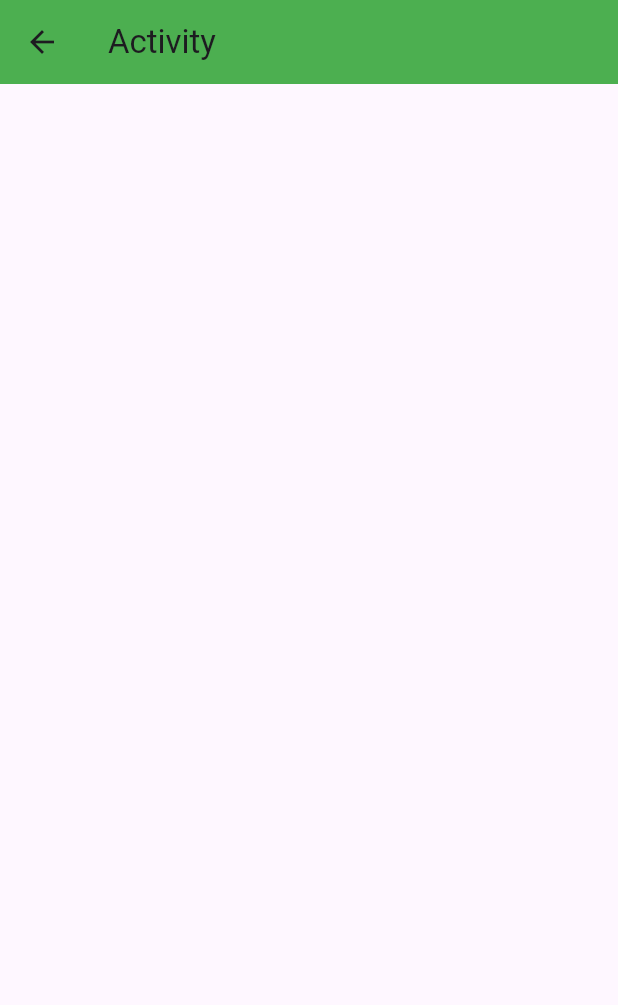
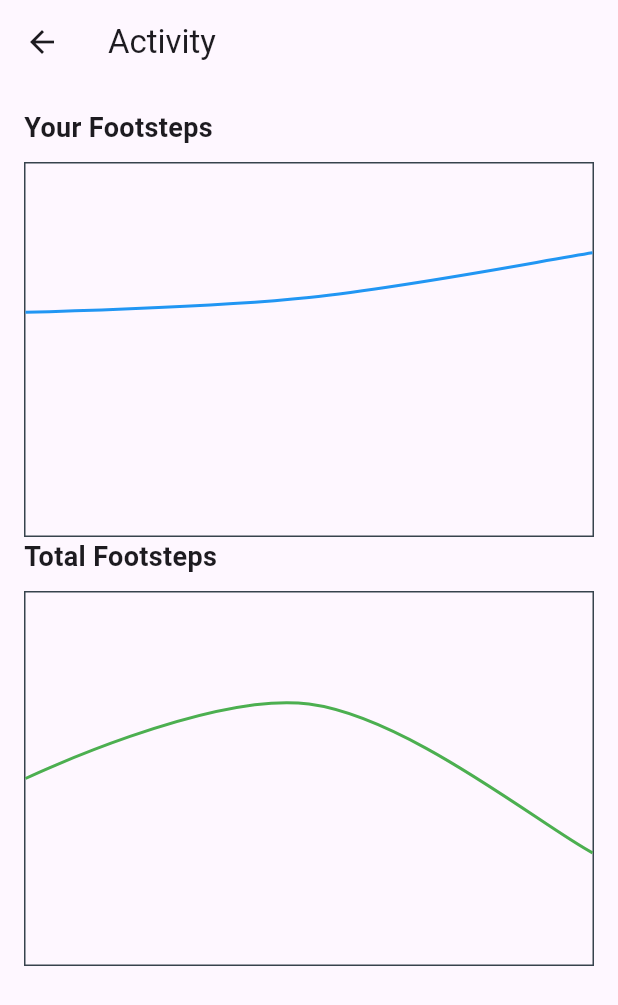
Before and after one commit to kalyan-srinivas-kandagatla-2911/befit, a Flutter app: the screen it shows after launch, after a tap on "Activity", on a phone screen of 412 x 824 dp. Shown: the top 1005 px of the screen. Run offline on Flutter 3.47's test engine with Material 3 defaults, Android fonts, the phone set to English and light mode, and no system bars; drawn by our look-alikes of fl_chart.

Commit message:
activity

```diff
--- a/lib/main.dart
+++ b/lib/main.dart
@@ -47,7 +47,7 @@ class HomeScreen extends StatelessWidget {
               onPressed: () {
                 Navigator.push(
                   context,
-                  MaterialPageRoute(builder: (context) => const Activity()),
+                  MaterialPageRoute(builder: (context) => Activity()),
                 );
               },
               child: const Text('Activity'),
--- a/lib/screens/pages/activity.dart
+++ b/lib/screens/pages/activity.dart
@@ -1,17 +1,145 @@
-
 import 'package:flutter/material.dart';
-
+import 'package:fl_chart/fl_chart.dart';
 
 class Activity extends StatelessWidget {
-  const Activity ({Key? key}) : super(key: key);
+  const Activity({super.key});
 
   @override
   Widget build(BuildContext context) {
     return Scaffold(
       appBar: AppBar(
         title: const Text('Activity'),
-        backgroundColor: Colors.green,
+      ),
+      body: Padding(
+        padding: const EdgeInsets.all(16.0),
+        child: Column(
+          crossAxisAlignment: CrossAxisAlignment.stretch,
+          children: [
+            buildSectionTitle('Your Footsteps'),
+            buildSizedBox(10),
+            const InteractiveLineChart(),
+            buildSectionTitle('Total Footsteps'),
+            buildSizedBox(10),
+            const CumulativeLineChart(),
+          ],
+        ),
+      ),
+    );
+  }
+
+  Widget buildSectionTitle(String title) {
+    return Text(
+      title,
+      style: const TextStyle(fontSize: 18, fontWeight: FontWeight.bold),
+    );
+  }
+
+  Widget buildSizedBox(double height) {
+    return SizedBox(height: height);
+  }
+}
+
+class InteractiveLineChart extends StatelessWidget {
+  const InteractiveLineChart({super.key});
+
+  @override
+  Widget build(BuildContext context) {
+    List<FlSpot> dataPoints = [
+      //const FlSpot(0, 100),
+      const FlSpot(0, 150),
+      const FlSpot(1, 160),
+      const FlSpot(2,190),
+      // Add more data points as needed
+    ];
+
+    // Check for invalid values (Infinity or NaN) and replace with default values
+    dataPoints.removeWhere((spot) => spot.y.isNaN || spot.y.isInfinite);
+    dataPoints = dataPoints.isNotEmpty ? dataPoints : [const FlSpot(0, 0)];
+
+    return SizedBox(
+      height: 250, // Set a fixed height for the chart
+      child: LineChart(
+        LineChartData(
+          gridData: FlGridData(show: false),
+          titlesData: FlTitlesData(show: false),
+          borderData: FlBorderData(
+            show: true,
+            border: Border.all(
+              color: const Color(0xff37434d),
+              width: 1,
+            ),
+          ),
+          minX: 0,
+          maxX: dataPoints.length.toDouble() - 1,
+          minY: 0,
+          maxY: 250,
+          lineBarsData: [
+            LineChartBarData(
+              spots: dataPoints,
+              isCurved: true,
+              color: Colors.blue,
+              dotData: FlDotData(show: false),
+              belowBarData: BarAreaData(show: false),
+            ),
+          ],
+        ),
       ),
     );
   }
 }
+
+class AxisTitle {
+}
+
+class CumulativeLineChart extends StatelessWidget {
+  const CumulativeLineChart({super.key});
+
+  @override
+  Widget build(BuildContext context) {
+
+    List<FlSpot> dataPoints = [
+      const FlSpot(0, 500),
+      const FlSpot(1, 700),
+      const FlSpot(2, 300),
+      // Add more data points as needed
+    ];
+
+    // Check for invalid values (Infinity or NaN) and replace with default values
+    dataPoints.removeWhere((spot) => spot.y.isNaN || spot.y.isInfinite);
+    dataPoints = dataPoints.isNotEmpty ? dataPoints : [const FlSpot(0, 0)];
+
+    return SizedBox(
+      height: 250, // Set a fixed height for the chart
+      child: LineChart(
+        LineChartData(
+          gridData: FlGridData(
+            show: false,
+          ),
+          titlesData: FlTitlesData(
+            show: false,
+          ),
+          borderData: FlBorderData(
+            show: true,
+            border: Border.all(
+              color: const Color(0xff37434d),
+              width: 1,
+            ),
+          ),
+          minX: 0,
+          maxX: dataPoints.length.toDouble() - 1,
+          minY: 0,
+          maxY: 1000,
+          lineBarsData: [
+            LineChartBarData(
+              spots: dataPoints,
+              isCurved: true,
+              color: Colors.green,
+              dotData: FlDotData(show: false),
+              belowBarData: BarAreaData(show: false),
+            ),
+          ],
+        ),
+      ),
+    );
+  }
+}
--- a/pubspec.yaml
+++ b/pubspec.yaml
@@ -28,6 +28,7 @@ environment:
 # the latest version available on pub.dev. To see which dependencies have newer
 # versions available, run `flutter pub outdated`.
 dependencies:
+  fl_chart: ^0.65.0
   flutter:
     sdk: flutter
 
```
Also changed, not shown: pubspec.lock.
